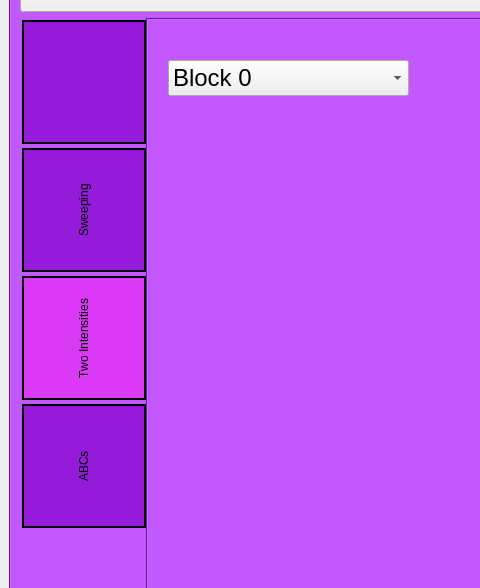
rschloen/haptic_vr, file GUI/vr_gui_layout.ui: the form before one commit; both pictures show x 0 to 480 and y 104 to 692 of the 1350 by 813 pixel window.
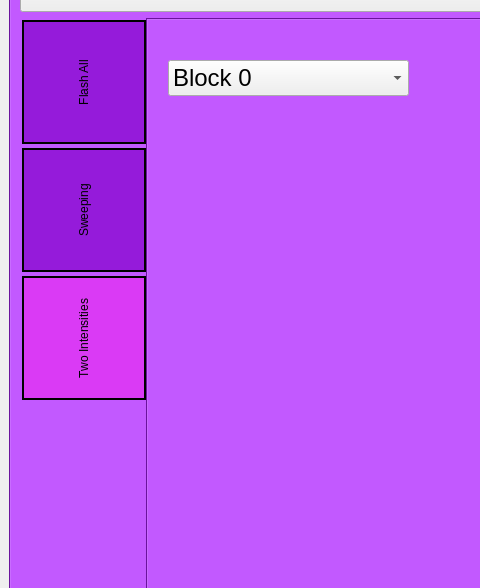
The form after the commit. The open tabs and pages were chosen to show the change. Icons and pictures are not drawn.

Commit message:
Load in and generate tabs for saved presets
When custom presets are made, a txt file is created. When a new session
is started, the files are used to generate tabs for each custom preset.
Still need to add creation of tab in same session as new custom preset.

What changed in the file:
```diff
--- a/GUI/vr_gui_layout.ui
+++ b/GUI/vr_gui_layout.ui
@@ -1153,7 +1153,7 @@
               <string notr="true"/>
              </property>
              <attribute name="title">
-              <string/>
+              <string>Flash All</string>
              </attribute>
             </widget>
             <widget class="QWidget" name="tab_2">
@@ -1318,11 +1318,6 @@
               </item>
              </widget>
             </widget>
-            <widget class="QWidget" name="tab_4">
-             <attribute name="title">
-              <string>ABCs</string>
-             </attribute>
-            </widget>
            </widget>
           </item>
          </layout>
```
Left out of the diff: 2 changed lines with no effect on the pictures. The commit also changes 4 other files.
